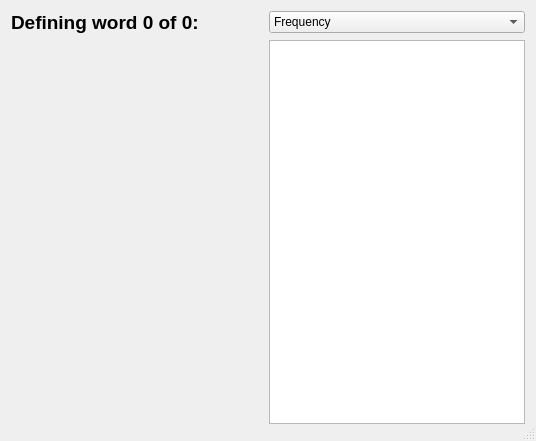
morinted/plover, file plover/gui_qt/dictionary_builder.ui: the form before one commit.
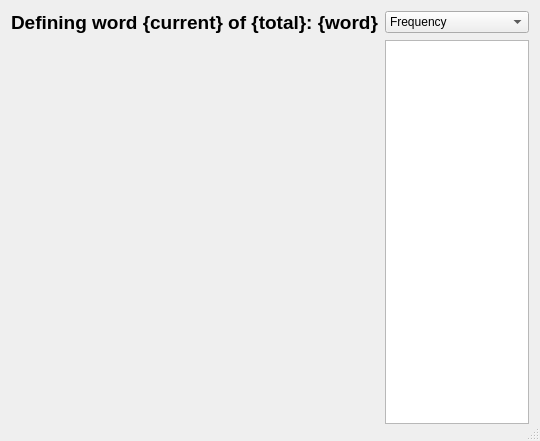
The form after the commit. The open tabs and pages were chosen to show the change.

The edit to the form file:
```diff
--- a/plover/gui_qt/dictionary_builder.ui
+++ b/plover/gui_qt/dictionary_builder.ui
@@ -138,7 +138,7 @@
           </font>
          </property>
          <property name="text">
-          <string>Defining word 0 of 0:</string>
+          <string>Defining word {current} of {total}: {word}</string>
          </property>
         </widget>
        </item>
```
Left out of the diff: 6 changed lines with no effect on the pictures.
